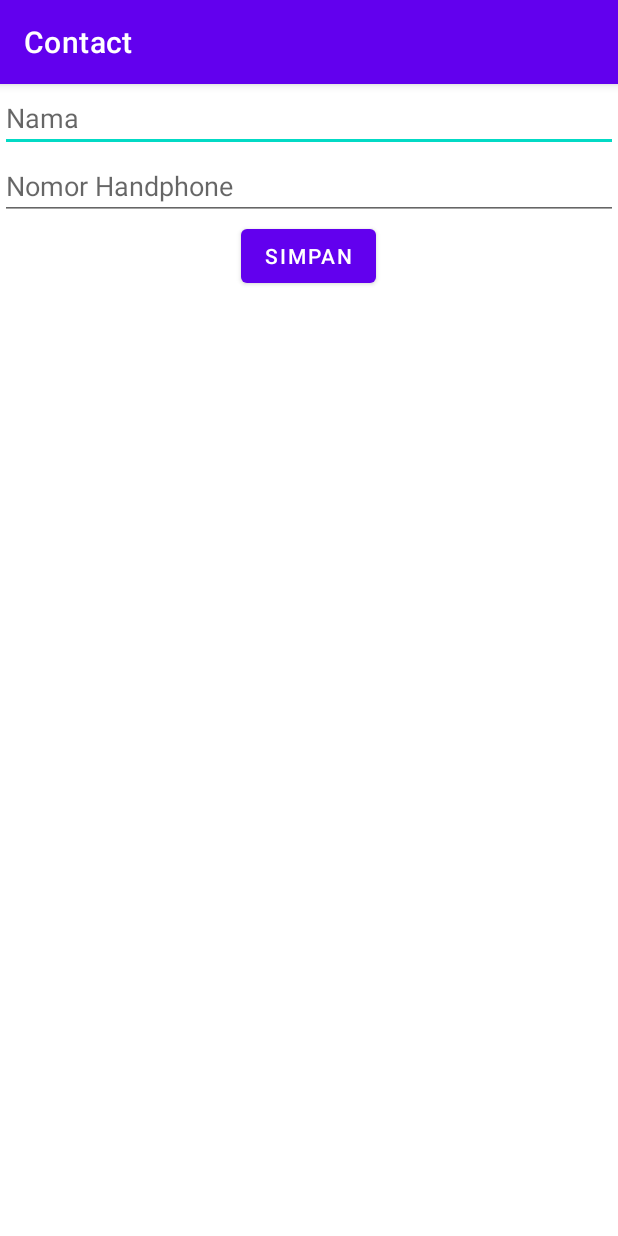
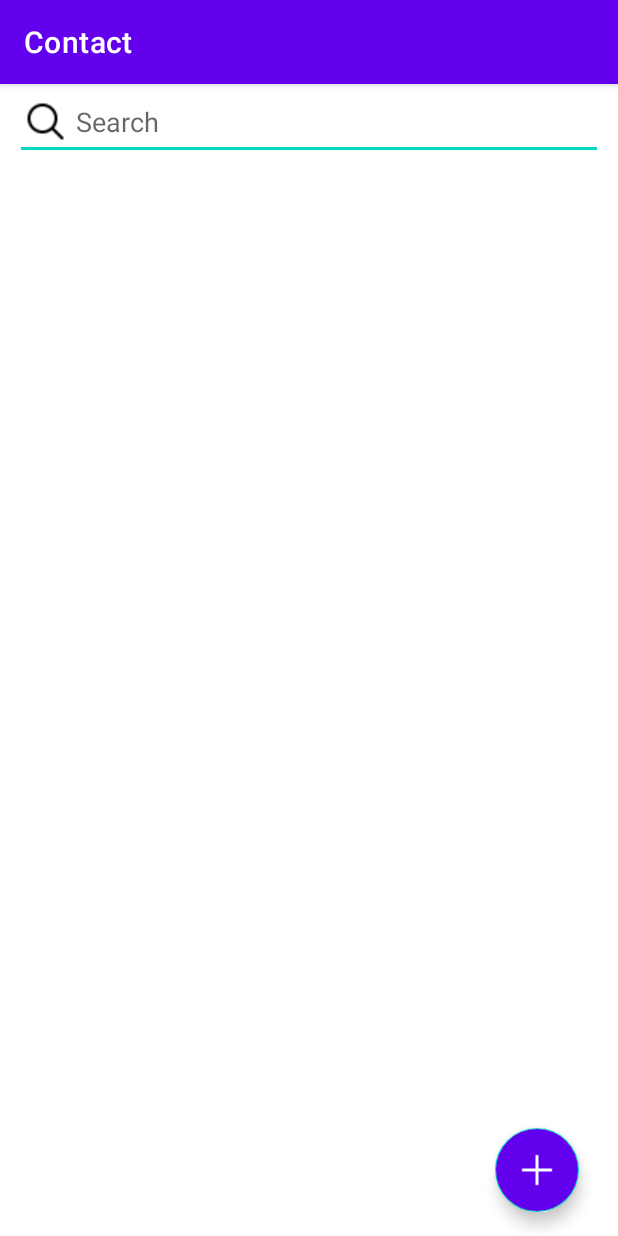
Before and after one commit to ryanf10/ppb, an Android app: the screen it shows after launch (MainActivity), on a phone screen of 412 x 824 dp. Run offline under Robolectric (Android 15) with nearby library versions, the phone set to English and light mode, and no system bars.

Commit message:
feat: search by name or phone number

```diff
--- a/contact/app/build.gradle
+++ b/contact/app/build.gradle
@@ -35,4 +35,6 @@ dependencies {
     testImplementation 'junit:junit:4.13.2'
     androidTestImplementation 'androidx.test.ext:junit:1.1.3'
     androidTestImplementation 'androidx.test.espresso:espresso-core:3.4.0'
+
+    implementation 'com.google.android.material:material:1.3.0-alpha02'
 }
--- a/contact/app/src/main/AndroidManifest.xml
+++ b/contact/app/src/main/AndroidManifest.xml
@@ -14,6 +14,9 @@
         android:theme="@style/Theme.Contact"
         tools:targetApi="31">
         <activity
+            android:name=".CreateActivity"
+            android:exported="false" />
+        <activity
             android:name=".EditActivity"
             android:exported="false" />
         <activity
--- a/contact/app/src/main/java/com/example/contact/MainActivity.java
+++ b/contact/app/src/main/java/com/example/contact/MainActivity.java
@@ -1,25 +1,23 @@
 package com.example.contact;
 
-import android.content.ContentValues;
 import android.content.Intent;
 import android.database.Cursor;
 import android.database.sqlite.SQLiteDatabase;
 import android.database.sqlite.SQLiteOpenHelper;
 import android.os.Bundle;
+import android.text.Editable;
+import android.text.TextWatcher;
 import android.view.View;
-import android.widget.Button;
 import android.widget.EditText;
 import android.widget.LinearLayout;
 import android.widget.TextView;
-import android.widget.Toast;
 
 import androidx.appcompat.app.AppCompatActivity;
 
 public class MainActivity extends AppCompatActivity {
     private SQLiteDatabase db;
     private SQLiteOpenHelper openHelper;
-    private EditText nama, noHp;
-    private Button simpan;
+    private EditText search;
     private LinearLayout data;
 
     @Override
@@ -27,22 +25,26 @@ public class MainActivity extends AppCompatActivity {
         super.onCreate(savedInstanceState);
         setContentView(R.layout.activity_main);
 
-        this.nama = (EditText) findViewById(R.id.nama);
-        this.noHp = (EditText) findViewById(R.id.noHp);
+        this.search = (EditText) findViewById(R.id.search);
+        this.search.addTextChangedListener(new TextWatcher() {
+            @Override
+            public void beforeTextChanged(CharSequence charSequence, int i, int i1, int i2) {
+
+            }
+
+            @Override
+            public void onTextChanged(CharSequence charSequence, int i, int i1, int i2) {
+                readData();
+            }
+
+            @Override
+            public void afterTextChanged(Editable editable) {
+
+            }
+        });
+
         this.data = (LinearLayout) findViewById(R.id.data);
 
-        this.simpan = (Button) findViewById(R.id.simpan);
-        this.simpan.setOnClickListener(new View.OnClickListener() {
-            @Override
-            public void onClick(View view) {
-                ContentValues data = new ContentValues();
-                data.put("nama", nama.getText().toString());
-                data.put("no_hp", noHp.getText().toString());
-                db.insert("contact", null, data);
-                Toast.makeText(getApplicationContext(), "Data tersimpan", Toast.LENGTH_SHORT).show();
-                readData();
-            }
-        });
 
     }
 
@@ -67,6 +69,11 @@ public class MainActivity extends AppCompatActivity {
         super.onStart();
     }
 
+    public void create(View v) {
+        Intent intent = new Intent(getBaseContext(), CreateActivity.class);
+        startActivity(intent);
+    }
+
 
     @Override
     protected void onStop() {
@@ -76,7 +83,13 @@ public class MainActivity extends AppCompatActivity {
     }
 
     private void readData() {
-        Cursor cursor = this.db.rawQuery("select id, nama, no_hp from contact;", null);
+        Cursor cursor;
+        String keyword = this.search.getText().toString();
+        if (!keyword.isEmpty()) {
+            cursor = this.db.rawQuery("SELECT id, nama, no_hp FROM contact WHERE nama LIKE '%" + keyword + "%' OR no_hp LIKE '%" + keyword + "%'", null);
+        } else {
+            cursor = this.db.rawQuery("select id, nama, no_hp from contact;", null);
+        }
         data.removeAllViews();
         if (cursor.getCount() > 0) {
             data.addView(this.addDivider());
--- a/contact/app/src/main/res/layout/activity_main.xml
+++ b/contact/app/src/main/res/layout/activity_main.xml
@@ -1,12 +1,46 @@
 <?xml version="1.0" encoding="utf-8"?>
-<LinearLayout xmlns:android="http://schemas.android.com/apk/res/android"
+<androidx.coordinatorlayout.widget.CoordinatorLayout xmlns:android="http://schemas.android.com/apk/res/android"
     xmlns:tools="http://schemas.android.com/tools"
+    xmlns:app="http://schemas.android.com/apk/res-auto"
     android:layout_width="match_parent"
     android:layout_height="match_parent"
     tools:context=".MainActivity"
+    android:orientation="vertical"
+    android:paddingHorizontal="10dp">
+
+    <com.google.android.material.floatingactionbutton.FloatingActionButton
+        android:id="@+id/add_fab"
+        android:layout_width="wrap_content"
+        android:layout_height="wrap_content"
+        android:layout_gravity="bottom|right"
+        android:layout_marginEnd="16dp"
+        android:layout_marginBottom="16dp"
+        android:src="@drawable/plus"
+        android:backgroundTint="@color/purple_500"
+        android:onClick="create"
+        app:tint="@null" />
+
+    <LinearLayout
+        android:layout_width="match_parent"
+        android:layout_height="wrap_content"
         android:orientation="vertical">
 
-    <include layout="@layout/form" />
+
+        <LinearLayout
+            android:layout_width="match_parent"
+            android:layout_height="wrap_content">
+
+            <EditText
+                android:id="@+id/search"
+                android:layout_width="match_parent"
+                android:layout_height="wrap_content"
+                android:paddingLeft="5dp"
+                android:paddingRight="15dp"
+                android:hint="Search"
+                android:drawableLeft="@drawable/search"
+                android:drawablePadding="5dp" />
+
+        </LinearLayout>
 
         <ScrollView
             android:layout_width="match_parent"
@@ -21,5 +55,7 @@
 
             </LinearLayout>
         </ScrollView>
+    </LinearLayout>
 
-</LinearLayout>
+
+</androidx.coordinatorlayout.widget.CoordinatorLayout>
```
Also changed, not shown: contact/app/src/main/java/com/example/contact/CreateActivity.java (added, +54 -0 lines), contact/app/src/main/res/layout/activity_create.xml (added, +10 -0 lines), contact/app/src/main/res/drawable/plus.png (added), contact/app/src/main/res/drawable/search.png (added). Lines whose indentation alone changed are shown as unchanged.
